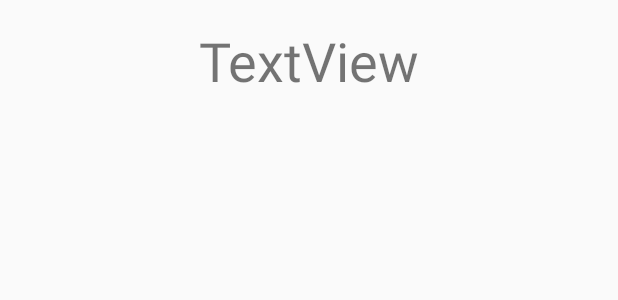
After one commit to x4m3/intragek, an Android app: the layout activity_display_message.xml on its own in the app's theme, with its tools: preview values and no code run, on a phone screen of 412 x 824 dp. The commit adds this screen. Shown: the top 300 px of the screen. Run offline under Robolectric (Android 15) with nearby library versions, the phone set to English and light mode, and no system bars.

Commit message:
open new activity when button is pressed and display input text

```diff
--- a/app/build.gradle
+++ b/app/build.gradle
@@ -25,7 +25,7 @@ android {
 
 dependencies {
     implementation fileTree(dir: 'libs', include: ['*.jar'])
-    implementation"org.jetbrains.kotlin:kotlin-stdlib-jdk7:$kotlin_version"
+    implementation "org.jetbrains.kotlin:kotlin-stdlib-jdk7:$kotlin_version"
     implementation 'androidx.appcompat:appcompat:1.0.2'
     implementation 'androidx.core:core-ktx:1.0.2'
     implementation 'androidx.constraintlayout:constraintlayout:1.1.3'
--- a/app/src/main/AndroidManifest.xml
+++ b/app/src/main/AndroidManifest.xml
@@ -9,6 +9,8 @@
         android:roundIcon="@mipmap/ic_launcher_round"
         android:supportsRtl="true"
         android:theme="@style/AppTheme">
+        <activity android:name=".DisplayMessageActivity" android:parentActivityName=".MainActivity">
+        </activity>
         <activity android:name=".MainActivity">
             <intent-filter>
                 <action android:name="android.intent.action.MAIN" />
--- /dev/null
+++ b/app/src/main/res/layout/activity_display_message.xml
@@ -0,0 +1,19 @@
+<?xml version="1.0" encoding="utf-8"?>
+<androidx.constraintlayout.widget.ConstraintLayout xmlns:android="http://schemas.android.com/apk/res/android"
+    xmlns:app="http://schemas.android.com/apk/res-auto"
+    xmlns:tools="http://schemas.android.com/tools"
+    android:layout_width="match_parent"
+    android:layout_height="match_parent"
+    tools:context=".DisplayMessageActivity">
+
+    <TextView
+        android:id="@+id/textView"
+        android:layout_width="wrap_content"
+        android:layout_height="wrap_content"
+        android:layout_marginTop="16dp"
+        android:text="TextView"
+        android:textSize="36sp"
+        app:layout_constraintEnd_toEndOf="parent"
+        app:layout_constraintStart_toStartOf="parent"
+        app:layout_constraintTop_toTopOf="parent" />
+</androidx.constraintlayout.widget.ConstraintLayout>
```
Also changed, not shown: app/src/main/java/com/philippeloctaux/intragek/DisplayMessageActivity.kt (added, +22 -0 lines), app/src/main/java/com/philippeloctaux/intragek/MainActivity.kt (+7 -0 lines).
